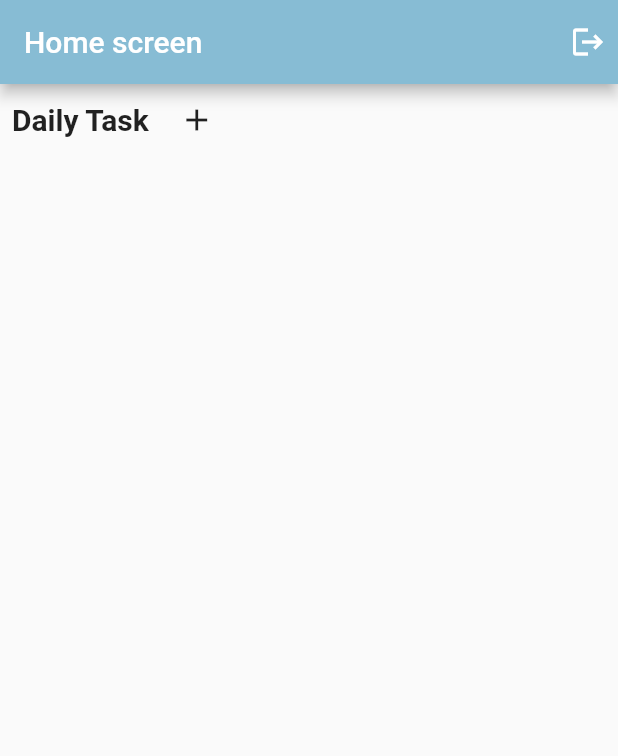
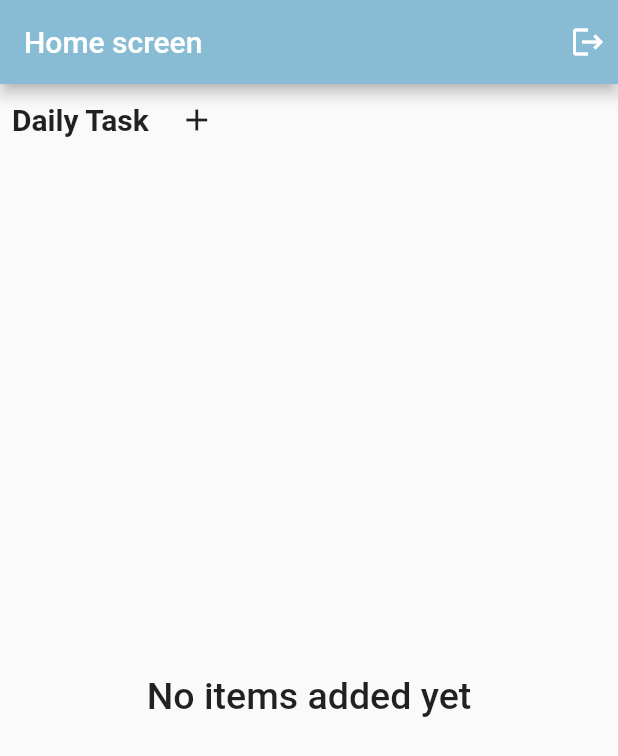
Before and after one commit to GhulamQadir/Flutter_getx_todoApp, a Flutter app: the Home screen opened directly, on a phone screen of 412 x 824 dp. Shown: the top 756 px of the screen. Run offline on Flutter 3.47's test engine with Material 2 defaults, Android fonts, the phone set to English and light mode, and no system bars; our stand-ins replace cloud_firestore, firebase_auth, firebase_core, firebase_storage, flutter_easyloading, flutter_spinkit and 2 more; accounts and stored records are empty.

Commit message:
fetching data from firestore

```diff
--- a/lib/pages/add_task/add_task_form.dart
+++ b/lib/pages/add_task/add_task_form.dart
@@ -38,9 +38,6 @@ await    addTaskController.addTask(addTaskController.titleController.text, addTa
         return Theme(
           data: Theme.of(context).copyWith(
             colorScheme: ColorScheme.light(
-              // primary: , // header background color
-              // onPrimary: headerTextColor, // header text color
-              // onSurface: bodyTextColor, // body text color
             ),
             textButtonTheme: TextButtonThemeData(
               style: TextButton.styleFrom(
--- a/lib/pages/home/home.dart
+++ b/lib/pages/home/home.dart
@@ -1,5 +1,6 @@
 // ignore_for_file: prefer_const_constructors, prefer_const_literals_to_create_immutables
 
+import 'package:cloud_firestore/cloud_firestore.dart';
 import 'package:firebase_auth/firebase_auth.dart';
 import 'package:flutter/material.dart';
 import 'package:flutter_getx_todo/pages/add_task/add_task_form.dart';
@@ -12,6 +13,8 @@ class Home extends StatefulWidget {
 }
 
 class _HomeState extends State<Home> {
+    bool isChecked = false;
+
   logOut() async {
     final FirebaseAuth auth = FirebaseAuth.instance;
 
@@ -19,6 +22,20 @@ class _HomeState extends State<Home> {
     setState(() {});
     print("user diconnected");
     Get.off(SignUp());
+  }
+
+  final firebaseUser = FirebaseAuth.instance.currentUser;
+  FirebaseFirestore db = FirebaseFirestore.instance;
+  Stream<QuerySnapshot>? cartStream;
+
+  @override
+  void initState() {
+    cartStream = db
+        .collection("users")
+        .doc(firebaseUser!.uid)
+        .collection("myTodos")
+        .snapshots();
+    super.initState();
   }
 
   @override
@@ -64,8 +81,59 @@ class _HomeState extends State<Home> {
                           );
                         });
                   },
-                  icon: Icon(Icons.add))
+                  icon: Icon(Icons.add)),
             ],
+          ),
+          Flexible(
+            child: StreamBuilder<QuerySnapshot>(
+              stream: cartStream,
+              builder:
+                  (BuildContext context, AsyncSnapshot<QuerySnapshot> snapshot) {
+                if (snapshot.hasError) {
+                  return Text('Something went wrong');
+                }
+
+                if (snapshot.connectionState == ConnectionState.waiting) {
+                  return Text("waiting");
+                }
+                if (snapshot.data == null) {
+                  return CircularProgressIndicator();
+                }
+                if (snapshot.data!.docs.isEmpty) {
+                  return Center(
+                    child: Container(
+                      child: Text(
+                        "No items added yet",
+                        style:
+                            TextStyle(fontSize: 25, fontWeight: FontWeight.w500),
+                      ),
+                    ),
+                  );
+                }
+
+                return ListView(
+                  children: snapshot.data!.docs.map((DocumentSnapshot document) {
+                    Map<String, dynamic> data =
+                        document.data()! as Map<String, dynamic>;
+                    String id = document.id;
+                    data["id"] = id;
+                    return ListTile(
+                      title: Text(data['title']),
+                      subtitle: Text(data['date']),
+                      leading: Checkbox(
+      onChanged: (bool value) {
+        widget.isChecked = value;
+        setState(() {
+          widget.isChecked = value;
+        });
+      },
+      value: widget.isChecked,
+    );,
+                    );
+                  }).toList(),
+                );
+              },
+            ),
           ),
         ],
       ),
```
